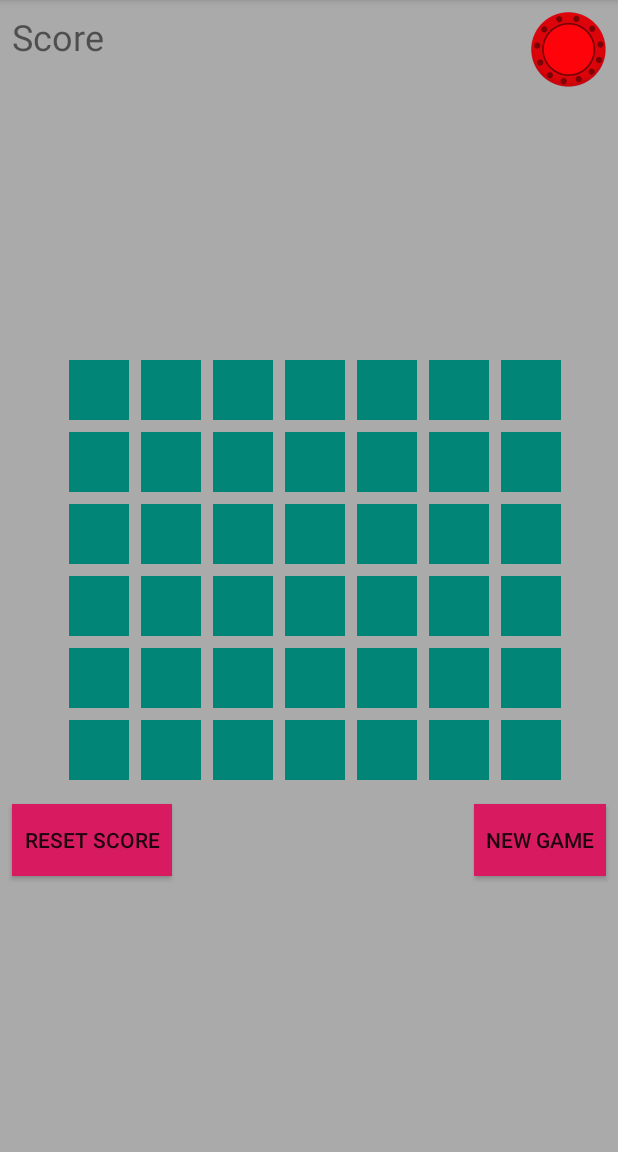
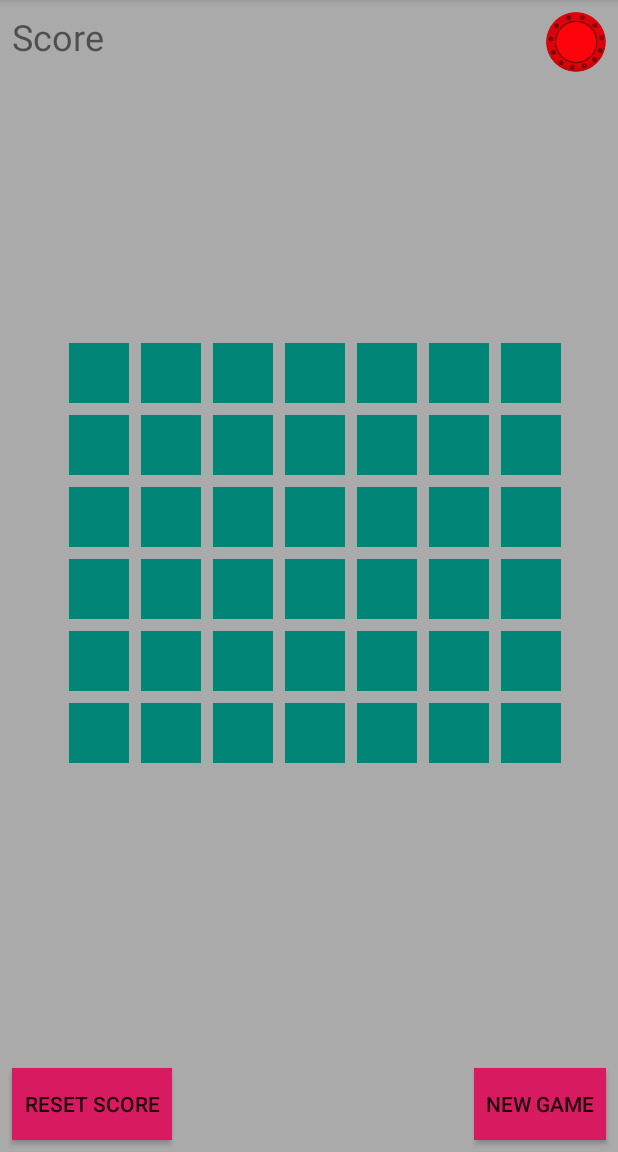
Before and after one commit to ballr73/ConnectFour, an Android app: the screen it shows after launch (MainActivity), on a phone screen of 412 x 824 dp, the part 84-1236 px from its top. Run offline under Robolectric (Android 15) with nearby library versions, the phone set to English and light mode, and no system bars.

Commit message:
button dimensions

```diff
--- a/app/src/main/res/layout/activity_main.xml
+++ b/app/src/main/res/layout/activity_main.xml
@@ -10,8 +10,8 @@
 
     <ImageView
         android:id="@+id/nextDiscImageView"
-        android:layout_width="50dp"
-        android:layout_height="50dp"
+        android:layout_width="40dp"
+        android:layout_height="40dp"
         android:layout_marginTop="8dp"
         android:layout_marginEnd="8dp"
         android:contentDescription="@string/disc"
@@ -22,23 +22,18 @@
         android:id="@+id/gridLayout"
         android:layout_width="wrap_content"
         android:layout_height="wrap_content"
-        android:layout_marginStart="32dp"
-        android:layout_marginTop="32dp"
-        android:layout_marginEnd="32dp"
-        android:layout_marginBottom="32dp"
+        android:layout_marginBottom="8dp"
         app:columnCount="7"
-        app:layout_constraintBottom_toBottomOf="parent"
+        app:layout_constraintBottom_toTopOf="@+id/restSoreButton"
         app:layout_constraintEnd_toEndOf="parent"
         app:layout_constraintStart_toStartOf="parent"
-        app:layout_constraintTop_toTopOf="parent"
+        app:layout_constraintTop_toBottomOf="@+id/scoreTextView"
         app:rowCount="6">
 
         <ImageView
             android:id="@+id/imageView1"
-            android:maxWidth="50dp"
-            android:maxHeight="50dp"
-            android:minWidth="40dp"
-            android:minHeight="40dp"
+            android:layout_width="40dp"
+            android:layout_height="40dp"
             android:layout_marginStart="8dp"
             android:layout_marginBottom="8dp"
             android:background="@android:color/holo_blue_light"
@@ -50,10 +45,8 @@
 
         <ImageView
             android:id="@+id/imageView2"
-            android:maxWidth="50dp"
-            android:maxHeight="50dp"
-            android:minWidth="40dp"
-            android:minHeight="40dp"
+            android:layout_width="40dp"
+            android:layout_height="40dp"
             android:layout_marginStart="8dp"
             android:layout_marginBottom="8dp"
             android:background="@android:color/holo_blue_light"
@@ -65,10 +58,8 @@
 
         <ImageView
             android:id="@+id/imageView3"
-            android:maxWidth="50dp"
-            android:maxHeight="50dp"
-            android:minWidth="40dp"
-            android:minHeight="40dp"
+            android:layout_width="40dp"
+            android:layout_height="40dp"
             android:layout_marginStart="8dp"
             android:layout_marginBottom="8dp"
             android:background="@android:color/holo_blue_light"
@@ -80,10 +71,8 @@
 
         <ImageView
             android:id="@+id/imageView4"
-            android:maxWidth="50dp"
-            android:maxHeight="50dp"
-            android:minWidth="40dp"
-            android:minHeight="40dp"
+            android:layout_width="40dp"
+            android:layout_height="40dp"
             android:layout_marginStart="8dp"
             android:layout_marginBottom="8dp"
             android:background="@android:color/holo_blue_light"
@@ -95,10 +84,8 @@
 
         <ImageView
             android:id="@+id/imageView5"
-            android:maxWidth="50dp"
-            android:maxHeight="50dp"
-            android:minWidth="40dp"
-            android:minHeight="40dp"
+            android:layout_width="40dp"
+            android:layout_height="40dp"
             android:layout_marginStart="8dp"
             android:layout_marginBottom="8dp"
             android:background="@android:color/holo_blue_light"
@@ -110,10 +97,8 @@
 
         <ImageView
             android:id="@+id/imageView6"
-            android:maxWidth="50dp"
-            android:maxHeight="50dp"
-            android:minWidth="40dp"
-            android:minHeight="40dp"
+            android:layout_width="40dp"
+            android:layout_height="40dp"
             android:layout_marginStart="8dp"
             android:layout_marginBottom="8dp"
             android:background="@android:color/holo_blue_light"
@@ -125,10 +110,8 @@
 
         <ImageView
             android:id="@+id/imageView7"
-            android:maxWidth="50dp"
-            android:maxHeight="50dp"
-            android:minWidth="40dp"
-            android:minHeight="40dp"
+            android:layout_width="40dp"
+            android:layout_height="40dp"
             android:layout_marginStart="8dp"
             android:layout_marginBottom="8dp"
             android:background="@android:color/holo_blue_light"
@@ -140,10 +123,8 @@
 
         <ImageView
             android:id="@+id/imageView8"
-            android:maxWidth="50dp"
-            android:maxHeight="50dp"
-            android:minWidth="40dp"
-            android:minHeight="40dp"
+            android:layout_width="40dp"
+            android:layout_height="40dp"
             android:layout_marginStart="8dp"
             android:layout_marginBottom="8dp"
             android:background="@android:color/holo_blue_light"
@@ -155,10 +136,8 @@
 
         <ImageView
             android:id="@+id/imageView9"
-            android:maxWidth="50dp"
-            android:maxHeight="50dp"
-            android:minWidth="40dp"
-            android:minHeight="40dp"
+            android:layout_width="40dp"
+            android:layout_height="40dp"
             android:layout_marginStart="8dp"
             android:layout_marginBottom="8dp"
             android:background="@android:color/holo_blue_light"
@@ -170,10 +149,8 @@
 
         <ImageView
             android:id="@+id/imageView10"
-            android:maxWidth="50dp"
-            android:maxHeight="50dp"
-            android:minWidth="40dp"
-            android:minHeight="40dp"
+            android:layout_width="40dp"
+            android:layout_height="40dp"
             android:layout_marginStart="8dp"
             android:layout_marginBottom="8dp"
             android:background="@android:color/holo_blue_light"
@@ -185,10 +162,8 @@
 
         <ImageView
             android:id="@+id/imageView11"
-            android:maxWidth="50dp"
-            android:maxHeight="50dp"
-            android:minWidth="40dp"
-            android:minHeight="40dp"
+            android:layout_width="40dp"
+            android:layout_height="40dp"
             android:layout_marginStart="8dp"
             android:layout_marginBottom="8dp"
             android:background="@android:color/holo_blue_light"
@@ -200,10 +175,8 @@
 
         <ImageView
             android:id="@+id/imageView12"
-            android:maxWidth="50dp"
-            android:maxHeight="50dp"
-            android:minWidth="40dp"
-            android:minHeight="40dp"
+            android:layout_width="40dp"
+            android:layout_height="40dp"
             android:layout_marginStart="8dp"
             android:layout_marginBottom="8dp"
             android:background="@android:color/holo_blue_light"
@@ -215,10 +188,8 @@
 
         <ImageView
             android:id="@+id/imageView13"
-            android:maxWidth="50dp"
-            android:maxHeight="50dp"
-            android:minWidth="40dp"
-            android:minHeight="40dp"
+            android:layout_width="40dp"
+            android:layout_height="40dp"
             android:layout_marginStart="8dp"
             android:layout_marginBottom="8dp"
             android:background="@android:color/holo_blue_light"
@@ -230,10 +201,8 @@
 
         <ImageView
             android:id="@+id/imageView14"
-            android:maxWidth="50dp"
-            android:maxHeight="50dp"
-            android:minWidth="40dp"
-            android:minHeight="40dp"
+            android:layout_width="40dp"
+            android:layout_height="40dp"
             android:layout_marginStart="8dp"
             android:layout_marginBottom="8dp"
             android:background="@android:color/holo_blue_light"
@@ -245,10 +214,8 @@
 
         <ImageView
             android:id="@+id/imageView15"
-            android:maxWidth="50dp"
-            android:maxHeight="50dp"
-            android:minWidth="40dp"
-            android:minHeight="40dp"
+            android:layout_width="40dp"
+            android:layout_height="40dp"
             android:layout_marginStart="8dp"
             android:layout_marginBottom="8dp"
             android:background="@android:color/holo_blue_light"
@@ -260,10 +227,8 @@
 
         <ImageView
             android:id="@+id/imageView16"
-            android:maxWidth="50dp"
-            android:maxHeight="50dp"
-            android:minWidth="40dp"
-            android:minHeight="40dp"
+            android:layout_width="40dp"
+            android:layout_height="40dp"
             android:layout_marginStart="8dp"
             android:layout_marginBottom="8dp"
             android:background="@android:color/holo_blue_light"
@@ -275,10 +240,8 @@
 
         <ImageView
             android:id="@+id/imageView17"
-            android:maxWidth="50dp"
-            android:maxHeight="50dp"
-            android:minWidth="40dp"
-            android:minHeight="40dp"
+            android:layout_width="40dp"
+            android:layout_height="40dp"
             android:layout_marginStart="8dp"
             android:layout_marginBottom="8dp"
             android:background="@android:color/holo_blue_light"
@@ -290,10 +253,8 @@
 
         <ImageView
             android:id="@+id/imageView18"
-            android:maxWidth="50dp"
-            android:maxHeight="50dp"
-            android:minWidth="40dp"
-            android:minHeight="40dp"
+            android:layout_width="40dp"
+            android:layout_height="40dp"
             android:layout_marginStart="8dp"
             android:layout_marginBottom="8dp"
             android:background="@android:color/holo_blue_light"
@@ -305,10 +266,8 @@
 
         <ImageView
             android:id="@+id/imageView19"
-            android:maxWidth="50dp"
-            android:maxHeight="50dp"
-            android:minWidth="40dp"
-            android:minHeight="40dp"
+            android:layout_width="40dp"
+            android:layout_height="40dp"
             android:layout_marginStart="8dp"
             android:layout_marginBottom="8dp"
             android:background="@android:color/holo_blue_light"
@@ -320,10 +279,8 @@
 
         <ImageView
             android:id="@+id/imageView20"
-            android:maxWidth="50dp"
-            android:maxHeight="50dp"
-            android:minWidth="40dp"
-            android:minHeight="40dp"
+            android:layout_width="40dp"
+            android:layout_height="40dp"
             android:layout_marginStart="8dp"
             android:layout_marginBottom="8dp"
             android:background="@android:color/holo_blue_light"
@@ -335,10 +292,8 @@
 
         <ImageView
             android:id="@+id/imageView21"
-            android:maxWidth="50dp"
-            android:maxHeight="50dp"
-            android:minWidth="40dp"
-            android:minHeight="40dp"
+            android:layout_width="40dp"
+            android:layout_height="40dp"
             android:layout_marginStart="8dp"
             android:layout_marginBottom="8dp"
             android:background="@android:color/holo_blue_light"
@@ -350,10 +305,8 @@
 
         <ImageView
             android:id="@+id/imageView23"
-            android:maxWidth="50dp"
-            android:maxHeight="50dp"
-            android:minWidth="40dp"
-            android:minHeight="40dp"
+            android:layout_width="40dp"
+            android:layout_height="40dp"
             android:layout_marginStart="8dp"
             android:layout_marginBottom="8dp"
             android:background="@android:color/holo_blue_light"
@@ -365,10 +318,8 @@
 
         <ImageView
             android:id="@+id/imageView24"
-            android:maxWidth="50dp"
-            android:maxHeight="50dp"
-            android:minWidth="40dp"
-            android:minHeight="40dp"
+            android:layout_width="40dp"
+            android:layout_height="40dp"
             android:layout_marginStart="8dp"
             android:layout_marginBottom="8dp"
             android:background="@android:color/holo_blue_light"
@@ -380,10 +331,8 @@
 
         <ImageView
             android:id="@+id/imageView25"
-            android:maxWidth="50dp"
-            android:maxHeight="50dp"
-            android:minWidth="40dp"
-            android:minHeight="40dp"
+            android:layout_width="40dp"
+            android:layout_height="40dp"
             android:layout_marginStart="8dp"
             android:layout_marginBottom="8dp"
             android:background="@android:color/holo_blue_light"
@@ -395,10 +344,8 @@
 
         <ImageView
             android:id="@+id/imageView26"
-            android:maxWidth="50dp"
-            android:maxHeight="50dp"
-            android:minWidth="40dp"
-            android:minHeight="40dp"
+            android:layout_width="40dp"
+            android:layout_height="40dp"
             android:layout_marginStart="8dp"
             android:layout_marginBottom="8dp"
             android:background="@android:color/holo_blue_light"
@@ -410,10 +357,8 @@
 
         <ImageView
             android:id="@+id/imageView27"
-            android:maxWidth="50dp"
-            android:maxHeight="50dp"
-            android:minWidth="40dp"
-            android:minHeight="40dp"
+            android:layout_width="40dp"
+            android:layout_height="40dp"
             android:layout_marginStart="8dp"
             android:layout_marginBottom="8dp"
             android:background="@android:color/holo_blue_light"
@@ -425,10 +370,8 @@
 
         <ImageView
             android:id="@+id/imageView28"
-            android:maxWidth="50dp"
-            android:maxHeight="50dp"
-            android:minWidth="40dp"
-            android:minHeight="40dp"
+            android:layout_width="40dp"
+            android:layout_height="40dp"
             android:layout_marginStart="8dp"
             android:layout_marginBottom="8dp"
             android:background="@android:color/holo_blue_light"
@@ -440,10 +383,8 @@
 
         <ImageView
             android:id="@+id/imageView29"
-            android:maxWidth="50dp"
-            android:maxHeight="50dp"
-            android:minWidth="40dp"
-            android:minHeight="40dp"
+            android:layout_width="40dp"
+            android:layout_height="40dp"
             android:layout_marginStart="8dp"
             android:layout_marginBottom="8dp"
             android:background="@android:color/holo_blue_light"
@@ -455,10 +396,8 @@
 
         <ImageView
             android:id="@+id/imageView30"
-            android:maxWidth="50dp"
-            android:maxHeight="50dp"
-            android:minWidth="40dp"
-            android:minHeight="40dp"
+            android:layout_width="40dp"
+            android:layout_height="40dp"
             android:layout_marginStart="8dp"
             android:layout_marginBottom="8dp"
             android:background="@android:color/holo_blue_light"
@@ -470,10 +409,8 @@
 
         <ImageView
             android:id="@+id/imageView31"
-            android:maxWidth="50dp"
-            android:maxHeight="50dp"
-            android:minWidth="40dp"
-            android:minHeight="40dp"
+            android:layout_width="40dp"
+            android:layout_height="40dp"
             android:layout_marginStart="8dp"
             android:layout_marginBottom="8dp"
             android:background="@android:color/holo_blue_light"
@@ -485,10 +422,8 @@
 
         <ImageView
             android:id="@+id/imageView32"
-            android:maxWidth="50dp"
-            android:maxHeight="50dp"
-            android:minWidth="40dp"
-            android:minHeight="40dp"
+            android:layout_width="40dp"
+            android:layout_height="40dp"
             android:layout_marginStart="8dp"
             android:layout_marginBottom="8dp"
             android:background="@android:color/holo_blue_light"
@@ -500,10 +435,8 @@
 
         <ImageView
             android:id="@+id/imageView33"
-            android:maxWidth="50dp"
-            android:maxHeight="50dp"
-            android:minWidth="40dp"
-            android:minHeight="40dp"
+            android:layout_width="40dp"
+            android:layout_height="40dp"
             android:layout_marginStart="8dp"
             android:layout_marginBottom="8dp"
             android:background="@android:color/holo_blue_light"
@@ -515,10 +448,8 @@
 
         <ImageView
             android:id="@+id/imageView34"
-            android:maxWidth="50dp"
-            android:maxHeight="50dp"
-            android:minWidth="40dp"
-            android:minHeight="40dp"
+            android:layout_width="40dp"
+            android:layout_height="40dp"
             android:layout_marginStart="8dp"
             android:layout_marginBottom="8dp"
             android:background="@android:color/holo_blue_light"
@@ -530,10 +461,8 @@
 
         <ImageView
             android:id="@+id/imageView35"
-            android:maxWidth="50dp"
-            android:maxHeight="50dp"
-            android:minWidth="40dp"
-            android:minHeight="40dp"
+            android:layout_width="40dp"
+            android:layout_height="40dp"
             android:layout_marginStart="8dp"
             android:layout_marginBottom="8dp"
             android:background="@android:color/holo_blue_light"
@@ -545,10 +474,8 @@
 
         <ImageView
             android:id="@+id/imageView36"
-            android:maxWidth="50dp"
-            android:maxHeight="50dp"
-            android:minWidth="40dp"
-            android:minHeight="40dp"
+            android:layout_width="40dp"
+            android:layout_height="40dp"
             android:layout_marginStart="8dp"
             android:layout_marginBottom="8dp"
             android:background="@android:color/holo_blue_light"
@@ -560,10 +487,8 @@
 
         <ImageView
             android:id="@+id/imageView37"
-            android:maxWidth="50dp"
-            android:maxHeight="50dp"
-            android:minWidth="40dp"
-            android:minHeight="40dp"
+            android:layout_width="40dp"
+            android:layout_height="40dp"
             android:layout_marginStart="8dp"
             android:layout_marginBottom="8dp"
             android:background="@android:color/holo_blue_light"
@@ -575,10 +500,8 @@
 
         <ImageView
             android:id="@+id/imageView38"
-            android:maxWidth="50dp"
-            android:maxHeight="50dp"
-            android:minWidth="40dp"
-            android:minHeight="40dp"
+            android:layout_width="40dp"
+            android:layout_height="40dp"
             android:layout_marginStart="8dp"
             android:layout_marginBottom="8dp"
             android:background="@android:color/holo_blue_light"
@@ -590,10 +513,8 @@
 
         <ImageView
             android:id="@+id/imageView39"
-            android:maxWidth="50dp"
-            android:maxHeight="50dp"
-            android:minWidth="40dp"
-            android:minHeight="40dp"
+            android:layout_width="40dp"
+            android:layout_height="40dp"
             android:layout_marginStart="8dp"
             android:layout_marginBottom="8dp"
             android:background="@android:color/holo_blue_light"
@@ -605,10 +526,8 @@
 
         <ImageView
             android:id="@+id/imageView40"
-            android:maxWidth="50dp"
-            android:maxHeight="50dp"
-            android:minWidth="40dp"
-            android:minHeight="40dp"
+            android:layout_width="40dp"
+            android:layout_height="40dp"
             android:layout_marginStart="8dp"
             android:layout_marginBottom="8dp"
             android:background="@android:color/holo_blue_light"
@@ -620,10 +539,8 @@
 
         <ImageView
             android:id="@+id/imageView41"
-            android:maxWidth="50dp"
-            android:maxHeight="50dp"
-            android:minWidth="40dp"
-            android:minHeight="40dp"
+            android:layout_width="40dp"
+            android:layout_height="40dp"
             android:layout_marginStart="8dp"
             android:layout_marginBottom="8dp"
             android:background="@android:color/holo_blue_light"
@@ -635,10 +552,8 @@
 
         <ImageView
             android:id="@+id/imageView42"
-            android:maxWidth="50dp"
-            android:maxHeight="50dp"
-            android:minWidth="40dp"
-            android:minHeight="40dp"
+            android:layout_width="40dp"
+            android:layout_height="40dp"
             android:layout_marginStart="8dp"
             android:layout_marginBottom="8dp"
             android:background="@android:color/holo_blue_light"
@@ -650,10 +565,8 @@
 
         <ImageView
             android:id="@+id/imageView43"
-            android:maxWidth="50dp"
-            android:maxHeight="50dp"
-            android:minWidth="40dp"
-            android:minHeight="40dp"
+            android:layout_width="40dp"
+            android:layout_height="40dp"
             android:layout_marginStart="8dp"
             android:layout_marginBottom="8dp"
             android:background="@android:color/holo_blue_light"
@@ -668,33 +581,35 @@
 
     <Button
         android:id="@+id/restSoreButton"
-        android:padding="@dimen/default_gap"
         android:layout_width="wrap_content"
         android:layout_height="wrap_content"
         android:layout_marginStart="8dp"
-        android:layout_marginTop="8dp"
+        android:layout_marginBottom="8dp"
         android:background="@color/colorAccent"
         android:onClick="resetScoreButtonClick"
+        android:padding="@dimen/default_gap"
         android:text="@string/reset_score"
-        app:layout_constraintStart_toStartOf="parent"
-        app:layout_constraintTop_toBottomOf="@+id/gridLayout" />
+        app:layout_constraintBottom_toBottomOf="parent"
+        app:layout_constraintStart_toStartOf="parent" />
 
     <Button
         android:id="@+id/button"
-        android:background="@color/colorAccent"
         android:layout_width="wrap_content"
         android:layout_height="wrap_content"
-        android:layout_marginTop="8dp"
         android:layout_marginEnd="8dp"
+        android:layout_marginBottom="8dp"
+        android:background="@color/colorAccent"
+        android:onClick="newGameButtonOnClick"
         android:text="@string/new_game"
-        app:layout_constraintEnd_toEndOf="parent"
-        android:onClick="newGameButtonOnClick"
-        app:layout_constraintTop_toBottomOf="@+id/gridLayout" />
+        app:layout_constraintBottom_toBottomOf="parent"
+        app:layout_constraintEnd_toEndOf="parent" />
 
     <LinearLayout
         android:id="@+id/gameOverLayout"
         android:layout_width="wrap_content"
         android:layout_height="wrap_content"
+        android:layout_marginStart="32dp"
+        android:layout_marginEnd="32dp"
         android:background="@android:color/holo_green_light"
         android:orientation="vertical"
         android:padding="30dp"
```
